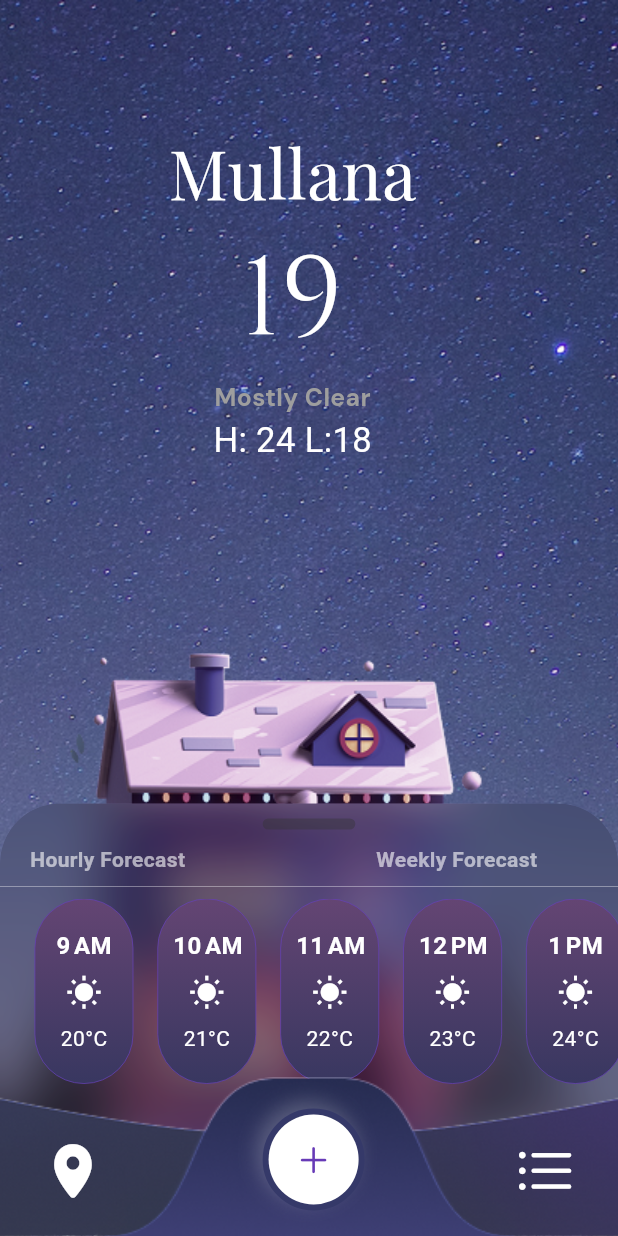
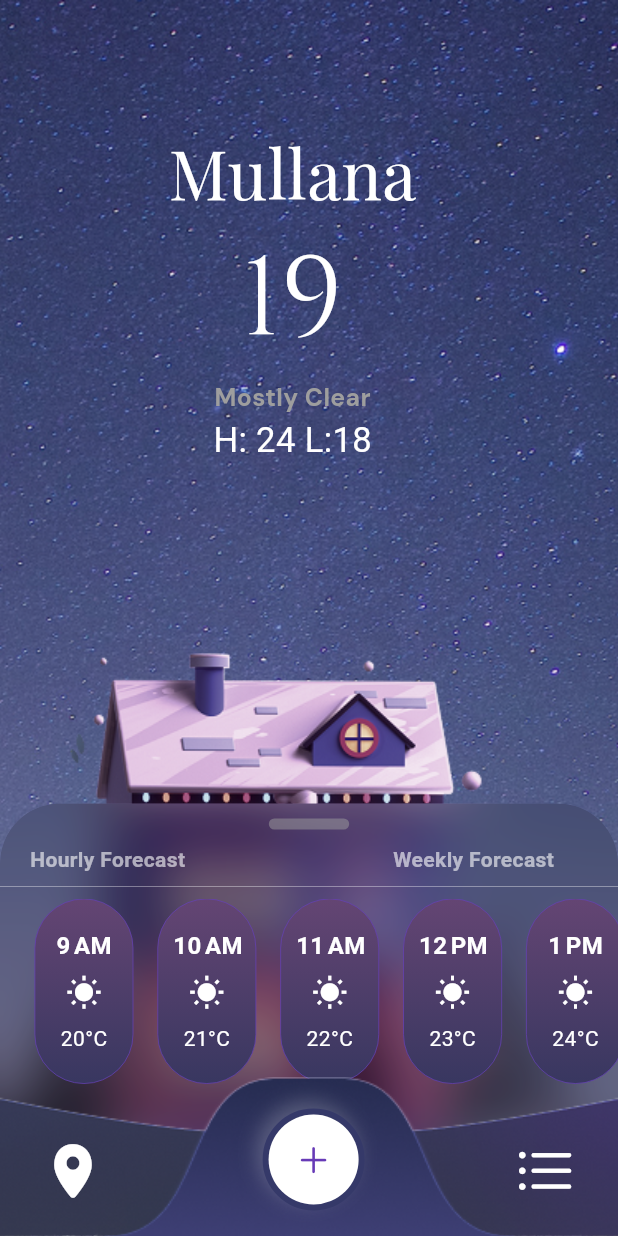
Before and after one commit to kartikkumarofficial/AeroCast-Realtime-Weather-App, a Flutter app: the screen it shows after launch, on a phone screen of 412 x 824 dp. Run offline on Flutter 3.47's test engine with Material 3 defaults, Android fonts, the phone set to English and light mode, and no system bars; our stand-ins replace get, google_fonts; network calls fail; Roboto replaces fonts that are missing (Allerta).

Commit message:
scrollsheet

```diff
--- a/lib/views/scrollsheet test.dart
+++ b/lib/views/scrollsheet test.dart
@@ -42,9 +42,10 @@ class _ScrollSheetState extends State<ScrollSheet> {
                       Container(
                         margin:  EdgeInsets.only(top: 10),
                         height: Get.width * 0.018,
-                        width: Get.width * 0.15,
+                        width: Get.width * 0.13,
                         decoration: BoxDecoration(
-                          color:  Color(0xFF333333).withOpacity(0.4),
+                          color: Colors.grey.withOpacity(0.5),
+                          // color:  Color(0xFF333333).withOpacity(0.7),
                           borderRadius: BorderRadius.circular(30),
                         ),
                       ),
@@ -63,7 +64,7 @@ class _ScrollSheetState extends State<ScrollSheet> {
                           Padding(
                             padding: EdgeInsets.only(left: Get.width * 0.3),
                             child:  Text(
-                              ' Weekly Forecast',
+                              '    Weekly Forecast',
                               style: TextStyle(color: Colors.white60, fontSize: 14, fontWeight: FontWeight.bold),
                             ),
                           ),
```
